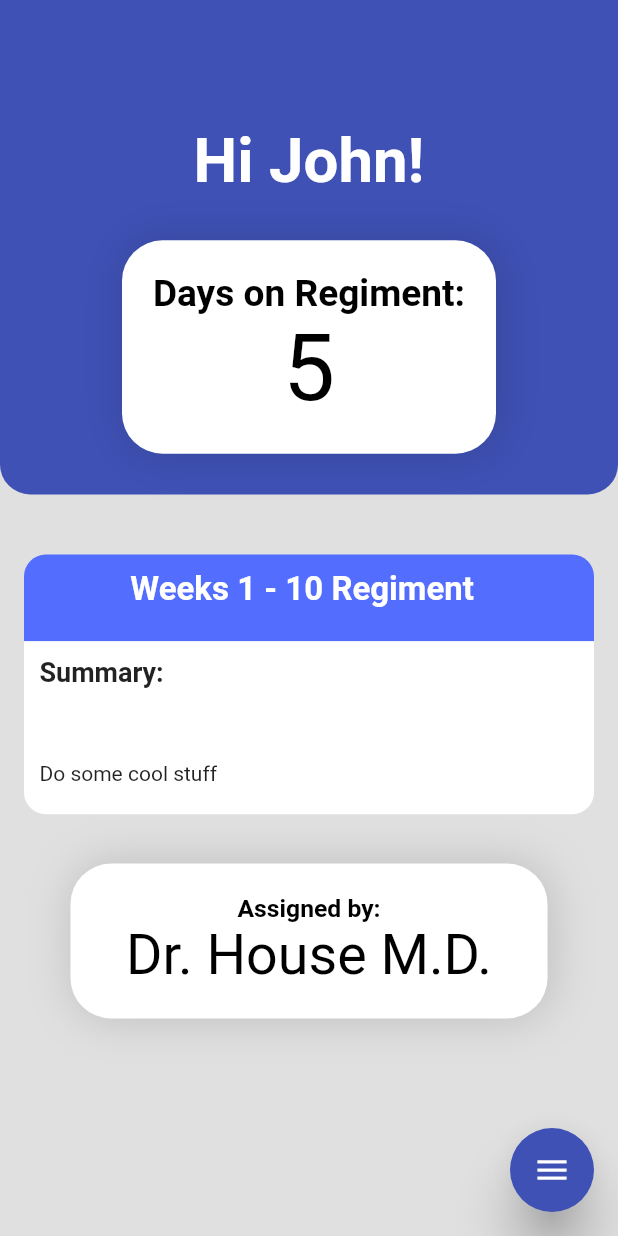
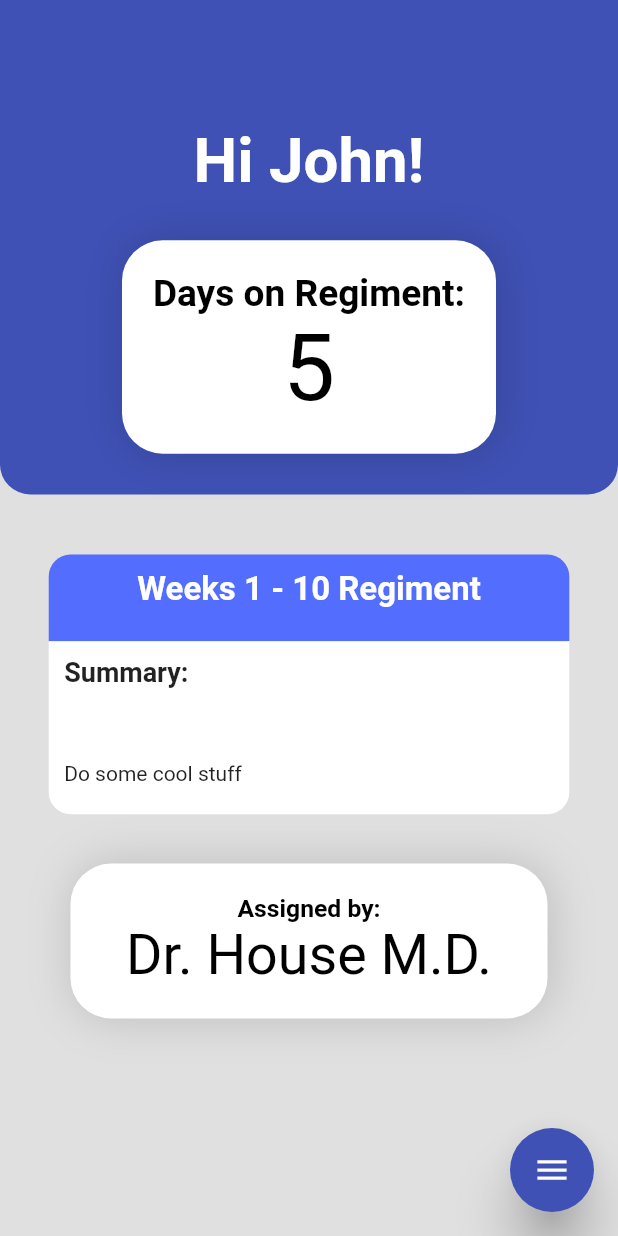
Before and after one commit to edsumpena/recoverWrite, a Flutter app: the PatientDashboard screen opened directly, on a phone screen of 412 x 824 dp. Run offline on Flutter 3.47's test engine with Material 2 defaults, Android fonts, the phone set to English and light mode, and no system bars; drawn by our look-alikes of flutter_speed_dial; our stand-ins replace simple_animations, smooth_page_indicator.

Commit message:
Merge & Some Minor UI Modifications

```diff
--- a/lib/PatientDashboard.dart
+++ b/lib/PatientDashboard.dart
@@ -165,7 +165,7 @@ class _PatientDashboardState extends State<PatientDashboard> {
       child: Column(children: <Widget>[
         SizedBox(height: height * 0.02),
         Padding(
-          padding: EdgeInsets.only(bottom: height * 0.02, top: height * 0.0275),
+          padding: EdgeInsets.only(bottom: height * 0.02, top: height * 0.0275, left: width * 0.04, right: width * 0.04 ),
           child: Align(alignment: Alignment.center, child: Entry()
               ),
         ),
```
